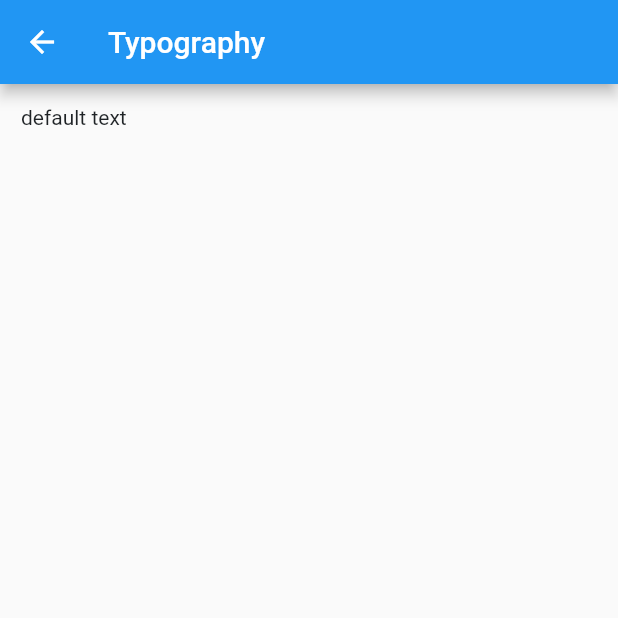
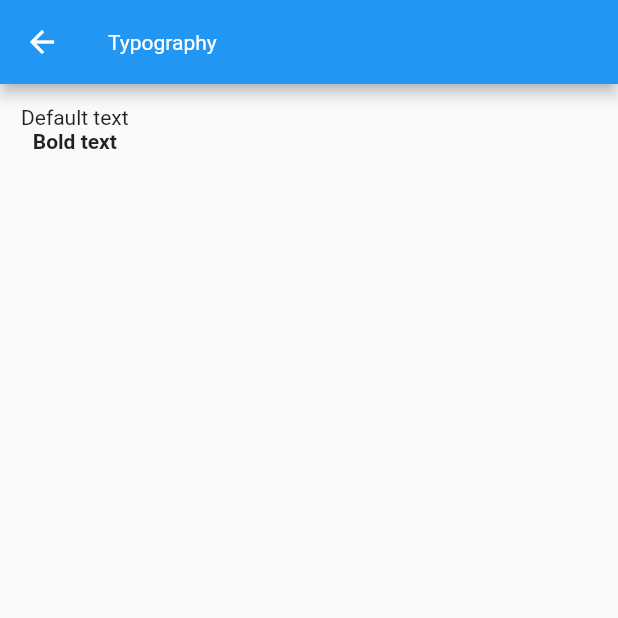
Before and after one commit to bluemiv/berryd, a Flutter app: the TypographyScreen screen opened by its route, on a phone screen of 412 x 824 dp, the top half of it. Run offline on Flutter 3.47's test engine with Material 2 defaults, Android fonts, the phone set to English and light mode, and no system bars.

Commit message:
feat: Typography 개발 #2

```diff
--- a/example/lib/screens/typography_screen.dart
+++ b/example/lib/screens/typography_screen.dart
@@ -17,7 +17,8 @@ class TypographyScreen extends StatelessWidget {
       child: Column(
         crossAxisAlignment: CrossAxisAlignment.center,
         children: const [
-          BdText("default text"),
+          BdText("Default text"),
+          BdBoldText("Bold text"),
         ],
       ),
     );
--- a/lib/berryd.dart
+++ b/lib/berryd.dart
@@ -5,10 +5,9 @@ export 'components/buttons/gradient_button.dart';
 export 'components/buttons/link_button.dart';
 export 'components/buttons/primary_button.dart';
 export 'components/buttons/secondary_button.dart';
-
+export 'components/container/shadow_container.dart';
+export 'components/layouts/layout.dart';
+export 'components/typography/bold_text.dart';
 export 'components/typography/text.dart';
-
-export 'components/layouts/layout.dart';
-
 export 'core/color_service.dart';
 export 'core/constants.dart';
--- /dev/null
+++ b/lib/components/typography/bold_text.dart
@@ -0,0 +1,23 @@
+import 'package:berryd/berryd.dart';
+import 'package:flutter/material.dart';
+
+class BdBoldText extends StatelessWidget {
+  const BdBoldText(this.text, {Key? key, this.size, this.color, this.shadows})
+      : super(key: key);
+
+  final String text;
+  final double? size;
+  final Color? color;
+  final List<Shadow>? shadows;
+
+  @override
+  Widget build(BuildContext context) {
+    return BdText(
+      text,
+      weight: FontWeight.bold,
+      size: size,
+      color: color,
+      shadows: shadows,
+    );
+  }
+}
--- a/lib/components/typography/text.dart
+++ b/lib/components/typography/text.dart
@@ -1,17 +1,27 @@
+import 'package:berryd/berryd.dart';
 import 'package:flutter/material.dart';
-import 'package:berryd/berryd.dart';
 
 class BdText extends StatelessWidget {
-  const BdText(this.text, {Key? key, this.color} ) : super(key: key);
+  const BdText(this.text,
+      {Key? key, this.size, this.color, this.weight, this.shadows})
+      : super(key: key);
 
   final String text;
+  final double? size;
   final Color? color;
+  final FontWeight? weight;
+  final List<Shadow>? shadows;
 
   @override
   Widget build(BuildContext context) {
-    return Text(text, style: TextStyle(
-      color: color ?? BdBlack.darkColor,
-    ),
+    return Text(
+      text,
+      style: TextStyle(
+        fontSize: size ?? BdFontSize.md,
+        color: color ?? BdBlack.darkColor,
+        fontWeight: weight ?? FontWeight.normal,
+        shadows: shadows,
+      ),
     );
   }
 }
--- a/pubspec.yaml
+++ b/pubspec.yaml
@@ -1,6 +1,6 @@
 name: berryd
 description: Berry Design, Flutter UI package
-version: 0.0.2
+version: 0.0.3
 homepage: https://github.com/bluemiv/berryd
 
 environment:
```
